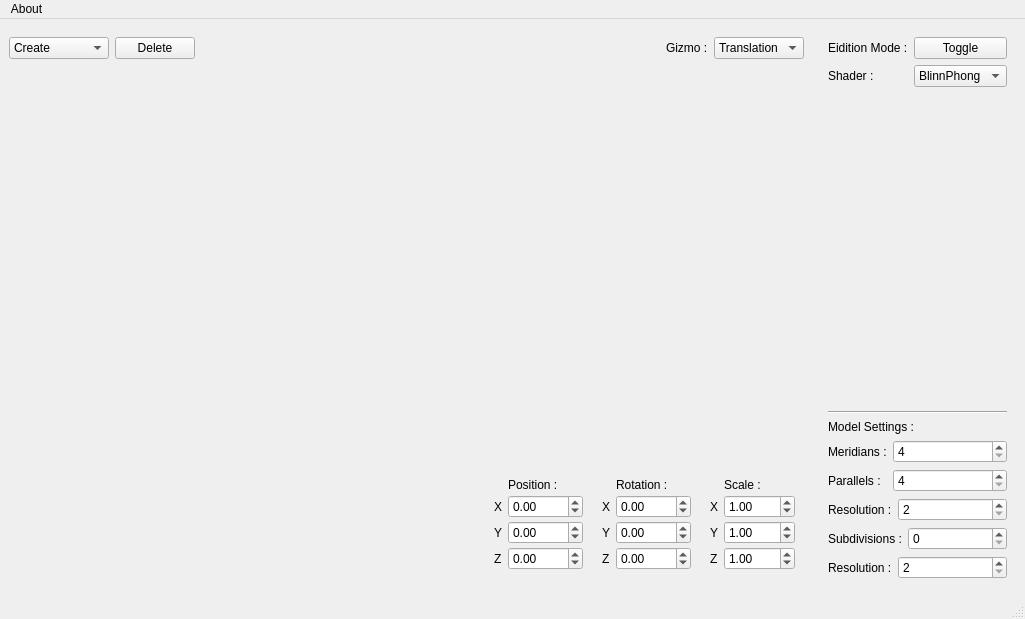
This is src/Application/mainwindow.ui in DaftMat/Draft-Engine as Qt 5 draws it before an edit. The edited form follows.
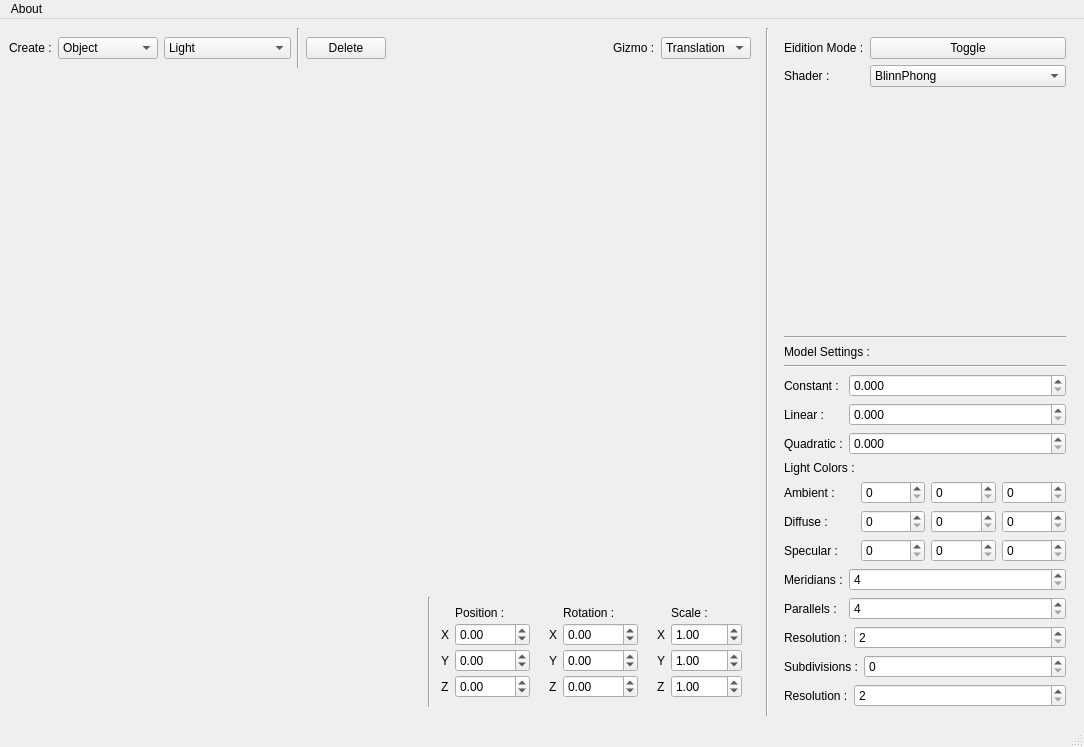
This is the edited form. Custom widgets are drawn as their Qt base class.

Commit message: add lights management

Diff of the .ui file:
```diff
--- a/src/Application/mainwindow.ui
+++ b/src/Application/mainwindow.ui
@@ -12,8 +12,8 @@
    <rect>
     <x>0</x>
     <y>0</y>
-    <width>1025</width>
-    <height>619</height>
+    <width>1084</width>
+    <height>747</height>
    </rect>
   </property>
   <property name="minimumSize">
@@ -42,14 +42,20 @@
     </sizepolicy>
    </property>
    <layout class="QGridLayout" name="gridLayout">
-    <item row="0" column="1" rowspan="3">
+    <item row="0" column="2" rowspan="3">
      <widget class="QWidget" name="widget_3" native="true">
       <property name="sizePolicy">
-       <sizepolicy hsizetype="Preferred" vsizetype="Preferred">
+       <sizepolicy hsizetype="Fixed" vsizetype="Preferred">
         <horstretch>0</horstretch>
         <verstretch>0</verstretch>
        </sizepolicy>
       </property>
+      <property name="minimumSize">
+       <size>
+        <width>300</width>
+        <height>0</height>
+       </size>
+      </property>
       <layout class="QVBoxLayout" name="verticalLayout">
        <item>
         <widget class="QWidget" name="widget_2" native="true">
@@ -144,6 +150,219 @@
            </property>
           </widget>
          </item>
+         <item>
+          <widget class="Line" name="line_5">
+           <property name="orientation">
+            <enum>Qt::Horizontal</enum>
+           </property>
+          </widget>
+         </item>
+         <item>
+          <widget class="QWidget" name="widget_9" native="true">
+           <layout class="QFormLayout" name="formLayout_7">
+            <property name="leftMargin">
+             <number>0</number>
+            </property>
+            <property name="topMargin">
+             <number>0</number>
+            </property>
+            <property name="rightMargin">
+             <number>0</number>
+            </property>
+            <property name="bottomMargin">
+             <number>0</number>
+            </property>
+            <item row="0" column="0">
+             <widget class="QLabel" name="constantLabel">
+              <property name="text">
+               <string>Constant :</string>
+              </property>
+             </widget>
+            </item>
+            <item row="1" column="0">
+             <widget class="QLabel" name="linearLabel">
+              <property name="text">
+               <string>Linear :</string>
+              </property>
+             </widget>
+            </item>
+            <item row="2" column="0">
+             <widget class="QLabel" name="quadraticLabel">
+              <property name="text">
+               <string>Quadratic :</string>
+              </property>
+             </widget>
+            </item>
+            <item row="0" column="1">
+             <widget class="QDoubleSpinBox" name="constantSpin">
+              <property name="decimals">
+               <number>3</number>
+              </property>
+              <property name="singleStep">
+               <double>0.010000000000000</double>
+              </property>
+             </widget>
+            </item>
+            <item row="1" column="1">
+             <widget class="QDoubleSpinBox" name="linearSpin">
+              <property name="decimals">
+               <number>3</number>
+              </property>
+              <property name="singleStep">
+               <double>0.001000000000000</double>
+              </property>
+             </widget>
+            </item>
+            <item row="2" column="1">
+             <widget class="QDoubleSpinBox" name="quadraticSpin">
+              <property name="decimals">
+               <number>3</number>
+              </property>
+              <property name="singleStep">
+               <double>0.001000000000000</double>
+              </property>
+             </widget>
+            </item>
+           </layout>
+          </widget>
+         </item>
+         <item>
+          <widget class="QWidget" name="widget_5" native="true">
+           <layout class="QFormLayout" name="formLayout_6">
+            <property name="leftMargin">
+             <number>0</number>
+            </property>
+            <property name="topMargin">
+             <number>0</number>
+            </property>
+            <property name="rightMargin">
+             <number>0</number>
+            </property>
+            <property name="bottomMargin">
+             <number>0</number>
+            </property>
+            <item row="0" column="0">
+             <widget class="QLabel" name="colorLightLabel">
+              <property name="text">
+               <string>Light Colors :</string>
+              </property>
+             </widget>
+            </item>
+            <item row="1" column="0">
+             <widget class="QLabel" name="ambientLabel">
+              <property name="text">
+               <string>Ambient :</string>
+              </property>
+             </widget>
+            </item>
+            <item row="1" column="1">
+             <widget class="QWidget" name="widget_6" native="true">
+              <layout class="QHBoxLayout" name="horizontalLayout_3">
+               <property name="leftMargin">
+                <number>0</number>
+               </property>
+               <property name="topMargin">
+                <number>0</number>
+               </property>
+               <property name="rightMargin">
+                <number>0</number>
+               </property>
+               <property name="bottomMargin">
+                <number>0</number>
+               </property>
+               <item>
+                <widget class="QSpinBox" name="ambientRSpin">
+                 <property name="sizePolicy">
+                  <sizepolicy hsizetype="Minimum" vsizetype="Fixed">
+                   <horstretch>0</horstretch>
+                   <verstretch>0</verstretch>
+                  </sizepolicy>
+                 </property>
+                 <property name="maximum">
+                  <number>255</number>
+                 </property>
+                </widget>
+               </item>
+               <item>
+                <widget class="QSpinBox" name="ambientGSpin"/>
+               </item>
+               <item>
+                <widget class="QSpinBox" name="ambientBSpin"/>
+               </item>
+              </layout>
+             </widget>
+            </item>
+            <item row="2" column="0">
+             <widget class="QLabel" name="diffuseLabel">
+              <property name="text">
+               <string>Diffuse :</string>
+              </property>
+             </widget>
+            </item>
+            <item row="2" column="1">
+             <widget class="QWidget" name="widget_7" native="true">
+              <layout class="QHBoxLayout" name="horizontalLayout_5">
+               <property name="leftMargin">
+                <number>0</number>
+               </property>
+               <property name="topMargin">
+                <number>0</number>
+               </property>
+               <property name="rightMargin">
+                <number>0</number>
+               </property>
+               <property name="bottomMargin">
+                <number>0</number>
+               </property>
+               <item>
+                <widget class="QSpinBox" name="diffuseRSpin"/>
+               </item>
+               <item>
+                <widget class="QSpinBox" name="diffuseGSpin"/>
+               </item>
+               <item>
+                <widget class="QSpinBox" name="diffuseBSpin"/>
+               </item>
+              </layout>
+             </widget>
+            </item>
+            <item row="3" column="0">
+             <widget class="QLabel" name="specularLabel">
+              <property name="text">
+               <string>Specular :</string>
+              </property>
+             </widget>
+            </item>
+            <item row="3" column="1">
+             <widget class="QWidget" name="widget_8" native="true">
+              <layout class="QHBoxLayout" name="horizontalLayout_6">
+               <property name="leftMargin">
+                <number>0</number>
+               </property>
+               <property name="topMargin">
+                <number>0</number>
+               </property>
+               <property name="rightMargin">
+                <number>0</number>
+               </property>
+               <property name="bottomMargin">
+                <number>0</number>
+               </property>
+               <item>
+                <widget class="QSpinBox" name="specularRSpin"/>
+               </item>
+               <item>
+                <widget class="QSpinBox" name="specularGSpin"/>
+               </item>
+               <item>
+                <widget class="QSpinBox" name="specularBSpin"/>
+               </item>
+              </layout>
+             </widget>
+            </item>
+           </layout>
+          </widget>
+         </item>
          <item>
           <layout class="QFormLayout" name="uv_settings">
            <property name="sizeConstraint">
@@ -313,6 +532,13 @@
          </property>
         </spacer>
        </item>
+       <item>
+        <widget class="Line" name="line_3">
+         <property name="orientation">
+          <enum>Qt::Vertical</enum>
+         </property>
+        </widget>
+       </item>
        <item>
         <widget class="QWidget" name="widget_pos" native="true">
          <property name="sizePolicy">
@@ -556,6 +782,13 @@
     </item>
     <item row="0" column="0">
      <layout class="QHBoxLayout" name="horizontalLayout_2">
+      <item>
+       <widget class="QLabel" name="label_16">
+        <property name="text">
+         <string>Create :</string>
+        </property>
+       </widget>
+      </item>
       <item>
        <widget class="QComboBox" name="objectCreator">
         <property name="sizePolicy">
@@ -566,7 +799,7 @@
         </property>
         <item>
          <property name="text">
-          <string>Create</string>
+          <string>Object</string>
          </property>
         </item>
         <item>
@@ -591,6 +824,37 @@
         </item>
        </widget>
       </item>
+      <item>
+       <widget class="QComboBox" name="lightCreator">
+        <item>
+         <property name="text">
+          <string>Light</string>
+         </property>
+        </item>
+        <item>
+         <property name="text">
+          <string>Point Light</string>
+         </property>
+        </item>
+        <item>
+         <property name="text">
+          <string>Spot Light</string>
+         </property>
+        </item>
+        <item>
+         <property name="text">
+          <string>Directionnal Light</string>
+         </property>
+        </item>
+       </widget>
+      </item>
+      <item>
+       <widget class="Line" name="line_2">
+        <property name="orientation">
+         <enum>Qt::Vertical</enum>
+        </property>
+       </widget>
+      </item>
       <item>
        <widget class="QPushButton" name="deleteButton">
         <property name="sizePolicy">
@@ -652,6 +916,13 @@
       </item>
      </layout>
     </item>
+    <item row="0" column="1" rowspan="3">
+     <widget class="Line" name="line_4">
+      <property name="orientation">
+       <enum>Qt::Vertical</enum>
+      </property>
+     </widget>
+    </item>
    </layout>
   </widget>
   <widget class="QMenuBar" name="menubar">
@@ -659,7 +930,7 @@
     <rect>
      <x>0</x>
      <y>0</y>
-     <width>1025</width>
+     <width>1084</width>
      <height>22</height>
     </rect>
    </property>
```
Left out of the diff: 38 changed lines with no effect on the pictures. The commit also changes 11 other files.
